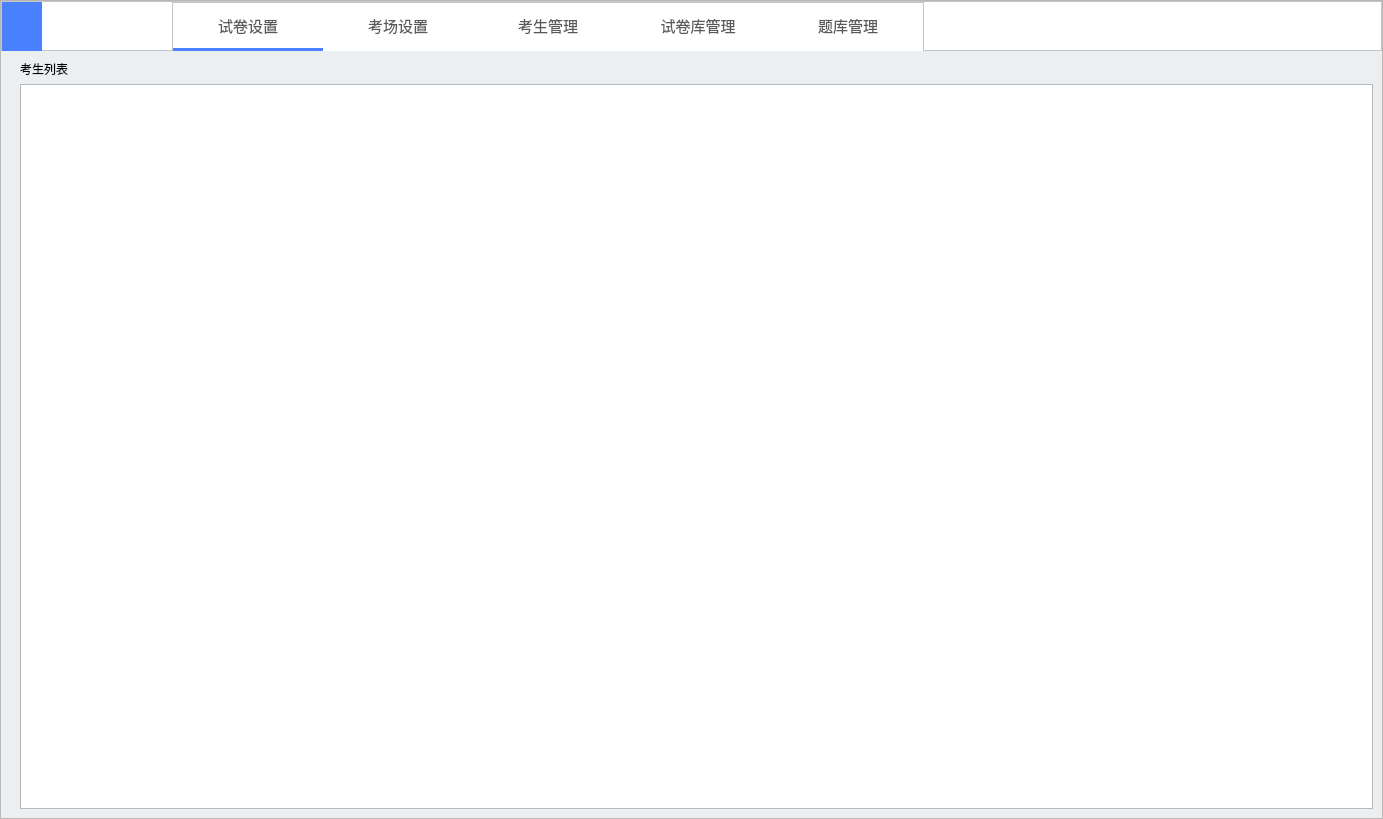
Qt form Server_part/ServerWindow.ui (MRcao1001/Ddecode-QT-TCP-customWidget-MVD-MVC-MVVM-) before a commit.
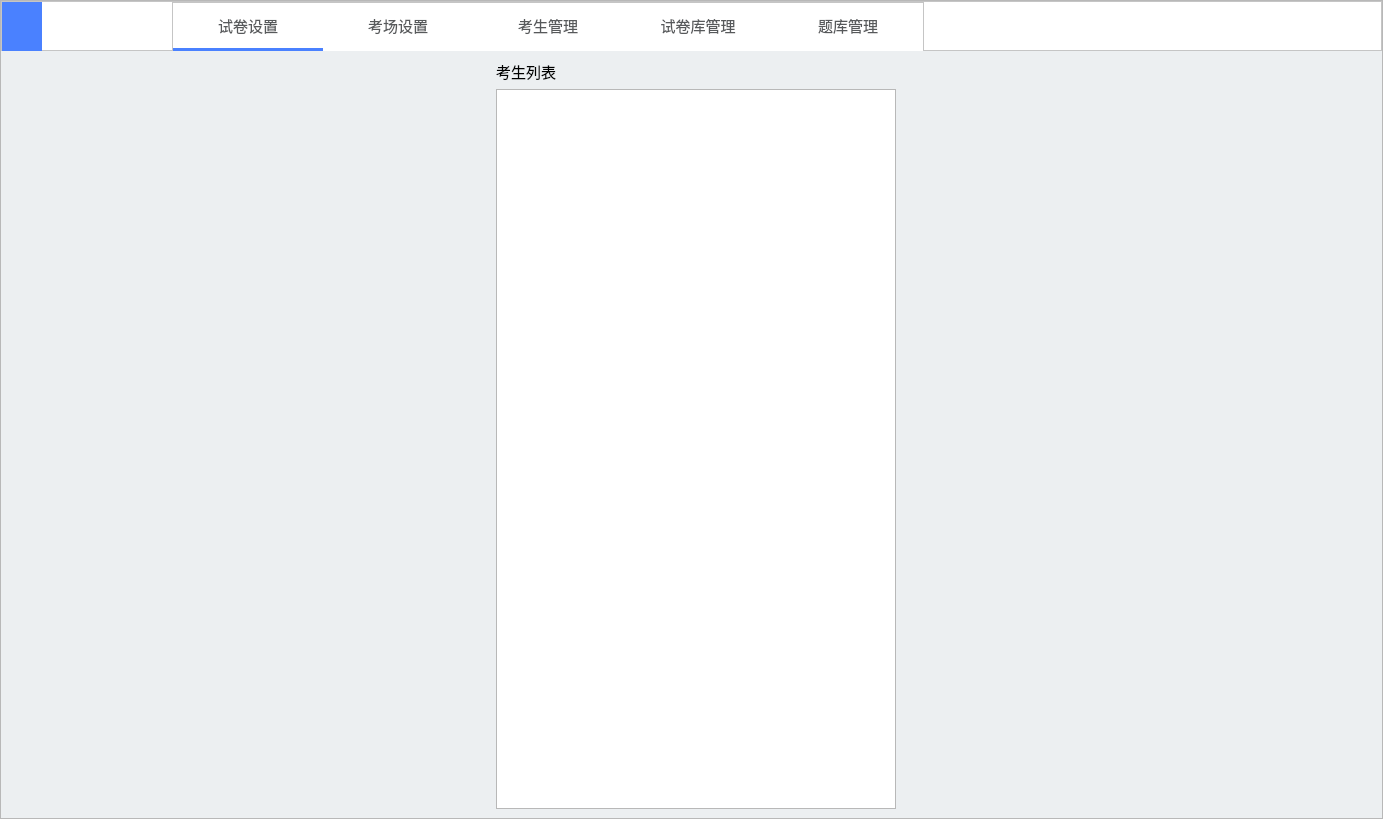
The same form after that commit. The open tabs and pages were chosen to show the change. Icons and pictures are not drawn.

Patch:
```diff
--- a/Server_part/ServerWindow.ui
+++ b/Server_part/ServerWindow.ui
@@ -1093,6 +1093,12 @@
               </property>
               <item>
                <widget class="QLabel" name="label_10">
+                <property name="font">
+                 <font>
+                  <family>苹方 常规</family>
+                  <pointsize>11</pointsize>
+                 </font>
+                </property>
                 <property name="text">
                  <string>考生列表</string>
                 </property>
@@ -1100,6 +1106,18 @@
               </item>
               <item>
                <widget class="QListView" name="UserListView">
+                <property name="minimumSize">
+                 <size>
+                  <width>400</width>
+                  <height>0</height>
+                 </size>
+                </property>
+                <property name="maximumSize">
+                 <size>
+                  <width>400</width>
+                  <height>16777215</height>
+                 </size>
+                </property>
                 <property name="verticalScrollMode">
                  <enum>QAbstractItemView::ScrollPerPixel</enum>
                 </property>
```
Left out of the diff: 2 changed lines with no effect on the pictures.
